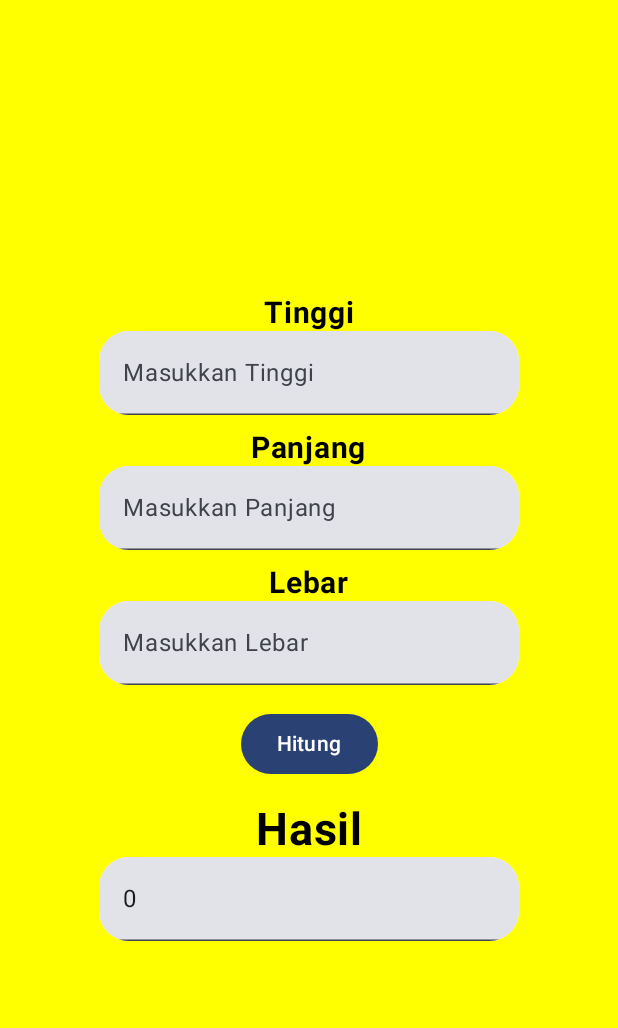
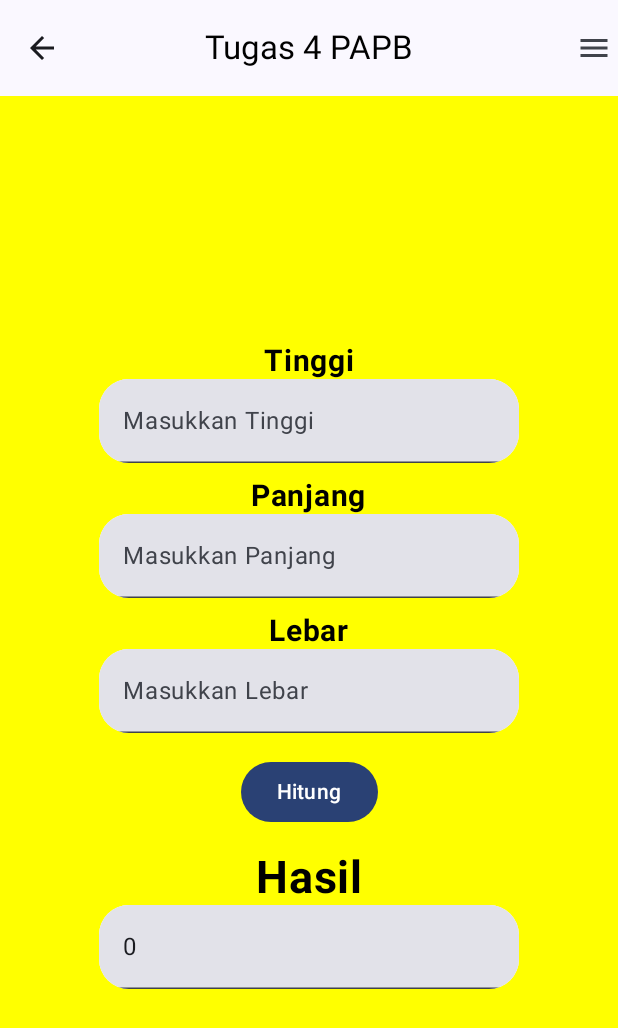
Before and after one commit to PACE1000/PAPB_Tugas4, an Android app built with Jetpack Compose: the VolumeScreen screen opened through its navigation route, on a phone screen of 412 x 824 dp. Shown: the top 1028 px of the screen. Run offline under Robolectric (Android 15) with nearby library versions, the phone set to English and light mode, and no system bars.

Commit message:
Arya Bramaputra_21060120120033_Tugas 4

```diff
--- a/app/src/main/java/com/example/papbtugas3/Asset/Topbar.kt
+++ b/app/src/main/java/com/example/papbtugas3/Asset/Topbar.kt
@@ -13,18 +13,20 @@ import androidx.compose.material3.rememberTopAppBarState
 import androidx.compose.runtime.Composable
 import androidx.compose.ui.graphics.Color
 import androidx.compose.ui.tooling.preview.Preview
+import androidx.navigation.NavController
+import androidx.navigation.compose.rememberNavController
 import com.example.papbtugas3.ui.theme.PAPBTugas3Theme
 
 @OptIn(ExperimentalMaterial3Api::class)
 @Composable
-fun Topbar(){
+fun Topbar(navController: NavController){
     val scrollBehavior = TopAppBarDefaults.pinnedScrollBehavior(rememberTopAppBarState())
     CenterAlignedTopAppBar(
         title = {
             Text(text = "Tugas 4 PAPB",color = Color.Black)
         },
         navigationIcon = {
-            IconButton(onClick = { "Home_Screen"}) {
+            IconButton(onClick = { navController.navigate(route = "Home_Screen")}) {
                 Icon(
                     imageVector = Icons.Default.ArrowBack,
                     contentDescription = null
@@ -41,6 +43,6 @@ fun Topbar(){
 @Composable
 fun PreviewTopBar(){
     PAPBTugas3Theme {
-        Topbar()
+        Topbar(navController = rememberNavController())
     }
 }
--- a/app/src/main/java/com/example/papbtugas3/Screen/HomeScreen.kt
+++ b/app/src/main/java/com/example/papbtugas3/Screen/HomeScreen.kt
@@ -41,7 +41,7 @@ fun HomeScreen(navController: NavController) {
     val scrollBehavior = TopAppBarDefaults.pinnedScrollBehavior(rememberTopAppBarState())
     Scaffold(
         modifier = Modifier.nestedScroll(scrollBehavior.nestedScrollConnection),
-        topBar = {Topbar()},
+        topBar = {Topbar(navController = navController)},
         content = { padding ->
             Column(
                 modifier = Modifier.padding(padding)
--- a/app/src/main/java/com/example/papbtugas3/Screen/TemperatureScreen.kt
+++ b/app/src/main/java/com/example/papbtugas3/Screen/TemperatureScreen.kt
@@ -52,7 +52,7 @@ fun TemperatureScreen(navController: NavController){
 
     var hasil = Hasil.toString()
     Scaffold(
-        topBar = { Topbar()},
+        topBar = { Topbar(navController= navController)},
         content = {
             padding ->
             Column(
--- a/app/src/main/java/com/example/papbtugas3/Screen/VolumeScreen.kt
+++ b/app/src/main/java/com/example/papbtugas3/Screen/VolumeScreen.kt
@@ -7,8 +7,10 @@ import androidx.compose.foundation.layout.Column
 import androidx.compose.foundation.layout.Spacer
 import androidx.compose.foundation.layout.fillMaxSize
 import androidx.compose.foundation.layout.height
+import androidx.compose.foundation.layout.padding
 import androidx.compose.foundation.shape.RoundedCornerShape
 import androidx.compose.material3.Button
+import androidx.compose.material3.Scaffold
 import androidx.compose.material3.Text
 import androidx.compose.material3.TextField
 import androidx.compose.runtime.Composable
@@ -26,6 +28,7 @@ import androidx.compose.ui.unit.dp
 import androidx.compose.ui.unit.sp
 import androidx.navigation.NavController
 import androidx.navigation.compose.rememberNavController
+import com.example.papbtugas3.Asset.Topbar
 import com.example.papbtugas3.ui.theme.PAPBTugas3Theme
 import java.math.BigDecimal
 
@@ -50,6 +53,12 @@ fun VolumeScreen(navController: NavController){
     }
     var hasil = Hasil.toString()
 
+    Scaffold(
+        topBar = { Topbar(navController = navController)},
+        content = { padding ->
+            Column(
+                modifier = Modifier.padding(padding)
+            ) {
                 Box(modifier = Modifier
                     .fillMaxSize()
                     .background(Color.Yellow),
@@ -67,7 +76,7 @@ fun VolumeScreen(navController: NavController){
 
                         TextField(value =Tinggi ,
                             onValueChange ={Tinggi = it},
-                placeholder = { Text(text = "Masukkan Tinggi")},
+                            placeholder = { Text(text = "Masukkan Tinggi") },
                             modifier = Modifier
                                 .clip(RoundedCornerShape(20.dp))
                                 .background(Color.White))
@@ -83,7 +92,7 @@ fun VolumeScreen(navController: NavController){
 
                         TextField(value =Panjang ,
                             onValueChange ={Panjang = it},
-                placeholder = { Text(text = "Masukkan Panjang")},
+                            placeholder = { Text(text = "Masukkan Panjang") },
                             modifier = Modifier
                                 .clip(RoundedCornerShape(20.dp))
                                 .background(Color.White))
@@ -99,7 +108,7 @@ fun VolumeScreen(navController: NavController){
 
                         TextField(value =Lebar ,
                             onValueChange ={Lebar = it},
-                placeholder = { Text(text = "Masukkan Lebar")},
+                            placeholder = { Text(text = "Masukkan Lebar") },
                             modifier = Modifier
                                 .clip(RoundedCornerShape(20.dp))
                                 .background(Color.White))
@@ -123,14 +132,15 @@ fun VolumeScreen(navController: NavController){
                         )
                         TextField(value = hasil,
                             onValueChange ={ hasil = it},
-                placeholder = { Text(text = "Hasil")},
+                            placeholder = { Text(text = "Hasil") },
                             modifier = Modifier
                                 .clip(RoundedCornerShape(20.dp))
                                 .background(Color.White))
-
-
                     }
                 }
+            }
+        }
+    )
 }
 
 fun RumusVolume(
```
Lines whose indentation alone changed are shown as unchanged.
